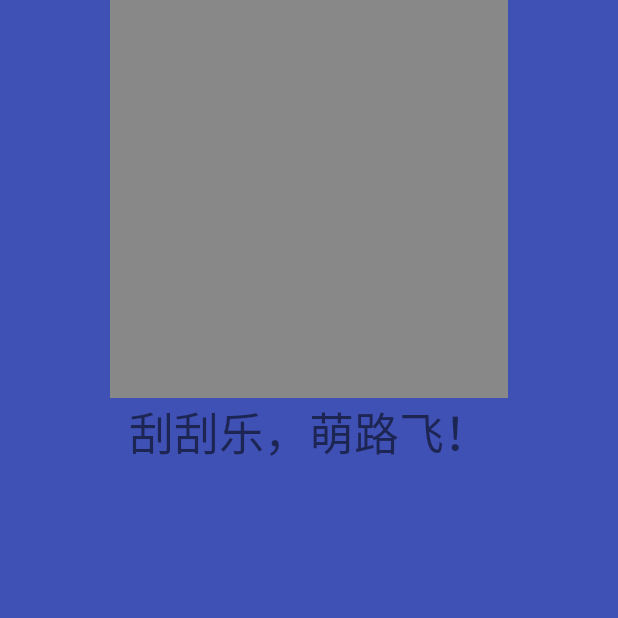
After one commit to zjwop/TestCustomView, an Android app: the XfermodeActivity screen opened directly, with no data from a screen before it, on a phone screen of 412 x 824 dp, the top half of it. The commit adds this screen. Run offline under Robolectric (Android 15) with nearby library versions, the phone set to English and light mode, and no system bars.

Commit message:
增加刮刮乐组件

```diff
--- a/app/src/main/AndroidManifest.xml
+++ b/app/src/main/AndroidManifest.xml
@@ -23,6 +23,9 @@
 
         <activity android:name=".activity.TableGridLayoutActivity">
         </activity>
+
+        <activity android:name=".activity.XfermodeActivity">
+        </activity>
     </application>
 
 </manifest>
--- a/app/src/main/java/com/example/zhaojw/testcustomview/activity/MainActivity.java
+++ b/app/src/main/java/com/example/zhaojw/testcustomview/activity/MainActivity.java
@@ -23,7 +23,8 @@ public class MainActivity extends AppCompatActivity {
     private ListView listView;
     private static final String[] strings = {"SlidingMenu And SlidingLayout",
                                 "PullToRefreshLayout",
-                                "TableGridLayout"};
+                                "TableGridLayout",
+                                "XfermodeView"};
 
     @Override
     protected void onCreate(Bundle savedInstanceState) {
@@ -63,6 +64,11 @@ public class MainActivity extends AppCompatActivity {
                        startActivity(intent);
                        break;
 
+                   case 3:
+                       intent = new Intent(MainActivity.this, XfermodeActivity.class);
+                       startActivity(intent);
+                       break;
+
                }
             }
         });
--- /dev/null
+++ b/app/src/main/java/com/example/zhaojw/testcustomview/activity/XfermodeActivity.java
@@ -0,0 +1,32 @@
+package com.example.zhaojw.testcustomview.activity;
+
+import android.app.Activity;
+import android.os.Bundle;
+import android.view.Window;
+import android.view.WindowManager;
+import com.example.zhaojw.testcustomview.R;
+import com.example.zhaojw.testcustomview.view.PorterDuffXfermodeView;
+
+/**
+ * Created by zjw on 2016/8/28.
+ */
+public class XfermodeActivity extends Activity {
+
+
+    private PorterDuffXfermodeView porterDuffXfermodeView;
+
+    @Override
+    protected void onCreate(Bundle savedInstanceState) {
+        super.onCreate(savedInstanceState);
+        requestWindowFeature(Window.FEATURE_NO_TITLE);
+        getWindow().setFlags(WindowManager.LayoutParams.FLAG_FULLSCREEN,
+                WindowManager.LayoutParams.FLAG_FULLSCREEN);
+        setContentView(R.layout.activity_xfermode);
+        initView();
+
+    }
+
+    private void initView(){
+        porterDuffXfermodeView = (PorterDuffXfermodeView) findViewById(R.id.porterDuffXfermodeView);
+    }
+}
--- /dev/null
+++ b/app/src/main/java/com/example/zhaojw/testcustomview/view/PorterDuffXfermodeView.java
@@ -0,0 +1,102 @@
+package com.example.zhaojw.testcustomview.view;
+
+import android.content.Context;
+import android.graphics.Bitmap;
+import android.graphics.Canvas;
+import android.graphics.Color;
+import android.graphics.Paint;
+import android.graphics.Path;
+import android.graphics.PorterDuff;
+import android.graphics.PorterDuffXfermode;
+import android.util.AttributeSet;
+import android.view.MotionEvent;
+import android.view.View;
+
+/**
+ * Created by zjw on 2016/9/1.
+ */
+public class PorterDuffXfermodeView extends View{
+
+    Context mContext;
+    int width;
+    int height;
+    Canvas mCanvas;
+    Paint mPaint;
+    Path mPath;
+
+    Bitmap shadowLayer;
+
+    public PorterDuffXfermodeView(Context context, AttributeSet attrs) {
+        super(context, attrs);
+        mContext = context;
+        mPaint = new Paint();
+        mPath = new Path();
+        post(new Runnable() {
+            @Override
+            public void run() {
+                initViewWidthAndHeight();
+                setHintLayer();
+            }
+        });
+    }
+
+    private void initViewWidthAndHeight(){
+        width = getMeasuredWidth();
+        height = getMeasuredHeight();
+    }
+
+    private void setHintLayer(){
+        shadowLayer = Bitmap.createBitmap(width, height, Bitmap.Config.ARGB_8888);
+        mCanvas = new Canvas(shadowLayer);
+        mCanvas.drawColor(Color.GRAY);
+
+        mPaint.setXfermode(new PorterDuffXfermode(PorterDuff.Mode.SRC_OUT));
+        mPaint.setAlpha(0);
+        mPaint.setStyle(Paint.Style.STROKE);
+        mPaint.setStrokeWidth(100);
+        mPaint.setStrokeJoin(Paint.Join.ROUND);
+        mPaint.setStrokeCap(Paint.Cap.ROUND);
+    }
+
+    @Override
+    public boolean onTouchEvent(MotionEvent event) {
+        switch(event.getAction()){
+            case MotionEvent.ACTION_DOWN:
+                mPath.reset();
+                mPath.moveTo(event.getX(), event.getY());
+                break;
+            case MotionEvent.ACTION_MOVE:
+                mPath.lineTo(event.getX(), event.getY());
+                break;
+            case MotionEvent.ACTION_UP:
+                break;
+        }
+        mCanvas.drawPath(mPath, mPaint);
+        invalidate();
+        return true;
+    }
+
+    @Override
+    protected void onMeasure(int widthMeasureSpec, int heightMeasureSpec) {
+        super.onMeasure(widthMeasureSpec, heightMeasureSpec);
+        int measureWidth = 0;
+        int measureHeight = 0;
+        if(MeasureSpec.getMode(widthMeasureSpec) == MeasureSpec.AT_MOST){
+            measureWidth = getBackground().getIntrinsicWidth();
+        }else{
+            measureWidth = MeasureSpec.getSize(widthMeasureSpec);
+        }
+        if(MeasureSpec.getMode(heightMeasureSpec) == MeasureSpec.AT_MOST){
+            measureHeight = getBackground().getIntrinsicWidth();
+        }else{
+            measureHeight = MeasureSpec.getSize(widthMeasureSpec);
+        }
+        setMeasuredDimension(measureWidth, measureHeight);
+    }
+
+    @Override
+    protected void onDraw(Canvas canvas) {
+        super.onDraw(canvas);
+        canvas.drawBitmap(shadowLayer, 0, 0, null);
+    }
+}
--- /dev/null
+++ b/app/src/main/res/layout/activity_xfermode.xml
@@ -0,0 +1,22 @@
+<?xml version="1.0" encoding="utf-8"?>
+<LinearLayout xmlns:android="http://schemas.android.com/apk/res/android"
+    xmlns:app="http://schemas.android.com/apk/res-auto"
+    android:layout_width="match_parent"
+    android:layout_height="match_parent"
+    android:gravity="center_horizontal"
+    android:background="@color/colorPrimary"
+    android:orientation="vertical">
+
+    <com.example.zhaojw.testcustomview.view.PorterDuffXfermodeView
+        android:layout_width="wrap_content"
+        android:layout_height="wrap_content"
+        android:id="@+id/porterDuffXfermodeView"
+        android:background="@drawable/icon">
+    </com.example.zhaojw.testcustomview.view.PorterDuffXfermodeView>
+    <TextView
+        android:layout_width="wrap_content"
+        android:layout_height="wrap_content"
+        android:textSize="30sp"
+        android:text="刮刮乐，萌路飞！"/>
+
+</LinearLayout>
```
